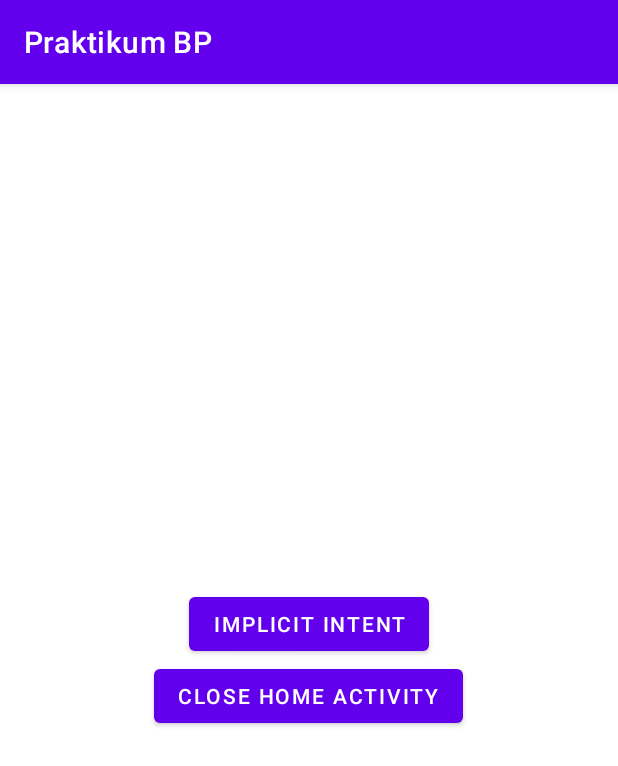
After one commit to pengdst/BP2-SI03-materi-praktikum-basic, an Android app: the HomeActivity screen opened directly, with no data from a screen before it, on a phone screen of 412 x 824 dp. The commit adds this screen. Shown: the top 766 px of the screen. Run offline under Robolectric (Android 15) with nearby library versions, the phone set to English and light mode, and no system bars.

Commit message:
materi intent implicit dan exlicit

```diff
--- a/app/build.gradle
+++ b/app/build.gradle
@@ -5,10 +5,10 @@ plugins {
 
 android {
     compileSdkVersion 30
-    buildToolsVersion "30.0.2"
+    buildToolsVersion "30.0.3"
 
     defaultConfig {
-        applicationId "io.github.pengdst.praktikumbp"
+        applicationId "com.pengkuh.praktikum1_0269"
         minSdkVersion 21
         targetSdkVersion 30
         versionCode 1
--- a/app/src/main/AndroidManifest.xml
+++ b/app/src/main/AndroidManifest.xml
@@ -9,6 +9,8 @@
         android:roundIcon="@mipmap/ic_launcher_round"
         android:supportsRtl="true"
         android:theme="@style/Theme.PraktikumBP">
+        <activity android:name=".HomeActivity">
+        </activity>
         <activity android:name=".MainActivity">
             <intent-filter>
                 <action android:name="android.intent.action.MAIN" />
--- /dev/null
+++ b/app/src/main/java/io/github/pengdst/praktikumbp/HomeActivity.kt
@@ -0,0 +1,29 @@
+package io.github.pengdst.praktikumbp
+
+import android.content.Intent
+import android.net.Uri
+import androidx.appcompat.app.AppCompatActivity
+import android.os.Bundle
+import android.widget.Button
+
+class HomeActivity : AppCompatActivity() {
+
+    lateinit var buttonClose: Button
+    lateinit var buttonImplicit: Button
+
+    override fun onCreate(savedInstanceState: Bundle?) {
+        super.onCreate(savedInstanceState)
+        setContentView(R.layout.activity_home)
+
+        buttonClose = findViewById(R.id.btn_close)
+        buttonImplicit = findViewById(R.id.btn_implicit)
+
+        buttonImplicit.setOnClickListener {
+            val intentOpenBrowser = Intent(Intent.ACTION_VIEW, Uri.parse("http://youtube.com"))
+            startActivity(intentOpenBrowser)
+        }
+        buttonClose.setOnClickListener {
+            finish()
+        }
+    }
+}
--- /dev/null
+++ b/app/src/main/res/layout/activity_home.xml
@@ -0,0 +1,23 @@
+<?xml version="1.0" encoding="utf-8"?>
+<LinearLayout xmlns:android="http://schemas.android.com/apk/res/android"
+    xmlns:app="http://schemas.android.com/apk/res-auto"
+    xmlns:tools="http://schemas.android.com/tools"
+    android:layout_width="match_parent"
+    android:layout_height="match_parent"
+    android:orientation="vertical"
+    android:gravity="center"
+    tools:context=".HomeActivity">
+
+    <Button
+        android:id="@+id/btn_implicit"
+        android:layout_width="wrap_content"
+        android:layout_height="wrap_content"
+        android:text="Implicit Intent"/>
+
+    <Button
+        android:id="@+id/btn_close"
+        android:layout_width="wrap_content"
+        android:layout_height="wrap_content"
+        android:text="Close Home Activity"/>
+
+</LinearLayout>
```
Also changed, not shown: app/src/main/java/io/github/pengdst/praktikumbp/MainActivity.kt (+12 -0 lines).
